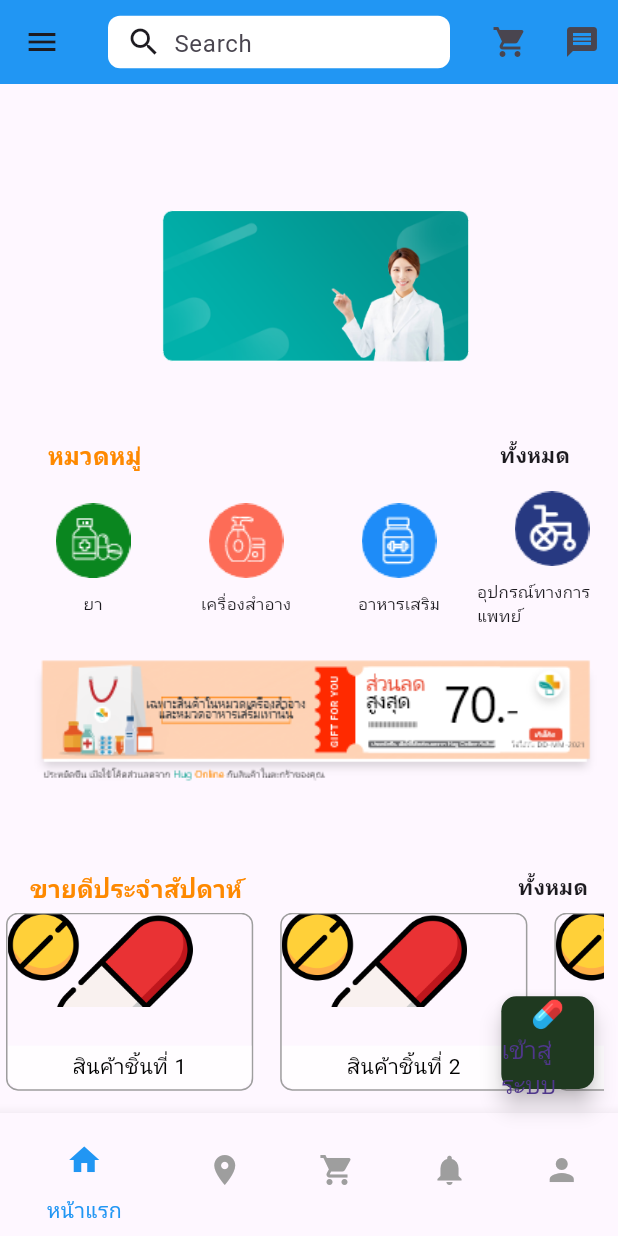
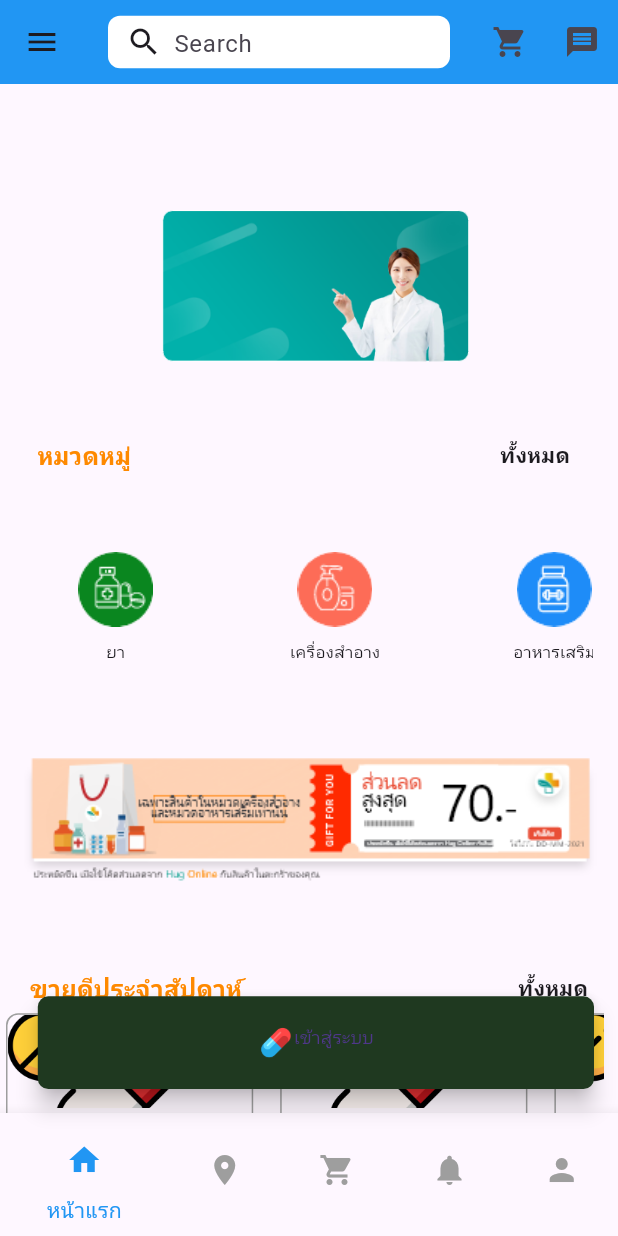
Before and after one commit to suprakron/hug_online_ui, a Flutter app: the screen it shows after launch, on a phone screen of 412 x 824 dp. Run offline on Flutter 3.47's test engine with Material 3 defaults, Android fonts, the phone set to English and light mode, and no system bars; drawn by our look-alikes of flutter_speed_dial; missing offline and left inert: dart:html.

Commit message:
update ui

```diff
--- a/lib/Component/change_password.dart
+++ b/lib/Component/change_password.dart
@@ -12,6 +12,7 @@ class ChangePasswordPage extends StatelessWidget {
         child: Column(
           crossAxisAlignment: CrossAxisAlignment.stretch,
           children: [
+
             Padding(
               padding: const EdgeInsets.only(
                   top: 10.0),
@@ -20,12 +21,13 @@ class ChangePasswordPage extends StatelessWidget {
                   'เปลี่ยนรหัสผ่านใหม่ของคุณ',
                   style: TextStyle(
                     fontWeight: FontWeight.bold,
-                    fontSize: 30, // กำหนดขนาดตัวอักษร
-                    color: Colors.black, // กำหนดสีข้อความ
+                    fontSize: 30,
+                    color: Colors.black,
                   ),
                 ),
               ),
             ),SizedBox(height: 30.0),
+
             TextField(
               decoration: InputDecoration(
                 labelText: 'รหัสผ่านใหม่',
--- a/lib/pages/home_page.dart
+++ b/lib/pages/home_page.dart
@@ -89,9 +89,10 @@ class _HomePageState extends State<HomePage> {
   ];
 
   Widget _buildIconButtonWithCircleBorder(String imagePath, String text) {
+
     return SizedBox(
-      width: 100,
-      height: 100,
+      width: MediaQuery.of(context).size.width* 0.35,
+      height: MediaQuery.of(context).size.height * 0.20,
       child: Stack(
         children: [
           Positioned.fill(
@@ -102,6 +103,7 @@ class _HomePageState extends State<HomePage> {
               ),
             ),
           ),
+
           Align(
             alignment: Alignment.center,
             child: Column(
@@ -178,6 +180,9 @@ class _HomePageState extends State<HomePage> {
           ),
         ],
       ),
+
+
+
       body: Column(
         children: [
           Expanded(
@@ -199,7 +204,7 @@ class _HomePageState extends State<HomePage> {
                     ),
                   ),
                   Padding(
-                    padding: const EdgeInsets.fromLTRB(12.0, 10.0, 12.0, 4.0),
+                    padding: const EdgeInsets.fromLTRB(5.0, 10.0, 12.0, 4.0),
                     child: Column(
                       crossAxisAlignment: CrossAxisAlignment.start,
                       children: [
@@ -438,6 +443,10 @@ class _HomePageState extends State<HomePage> {
           ),
         ],
       ),
+
+
+
+
       bottomNavigationBar: BottomNavigationBar(
         items: [
           BottomNavigationBarItem(
@@ -508,19 +517,27 @@ class _HomePageState extends State<HomePage> {
         onTap: _onItemTapped,
         backgroundColor: Colors.blue,
       ),
+
+
+
+
+
+
       floatingActionButton: SizedBox(
-        width: MediaQuery.of(context).size.width * 0.15,
+        width: MediaQuery.of(context).size.width * 0.90,
         height: MediaQuery.of(context).size.width * 0.15,
         child: SpeedDial(
           icon: Icons.login,
           onPress: () {
+
             Navigator.push(
               context,
               MaterialPageRoute(builder: (context) => Login()),
             );
+
           },
           shape: RoundedRectangleBorder(
-            borderRadius: BorderRadius.circular(10),
+            borderRadius: BorderRadius.circular(7),
           ),
           backgroundColor: const Color.fromARGB(255, 31, 57, 32),
           child: Wrap(
@@ -533,7 +550,7 @@ class _HomePageState extends State<HomePage> {
               ),
               Text(
                 'เข้าสู่ระบบ',
-                style: TextStyle(fontSize: 16),
+                style: TextStyle(fontSize: 12),
               ),
             ],
           ),
--- a/lib/pages/producttype_page.dart
+++ b/lib/pages/producttype_page.dart
@@ -93,6 +93,7 @@ class ProductTypePage extends StatelessWidget {
           ),
         ],
       ),
+
       body: SingleChildScrollView(
         child: Column(
           crossAxisAlignment: CrossAxisAlignment.start,
```
